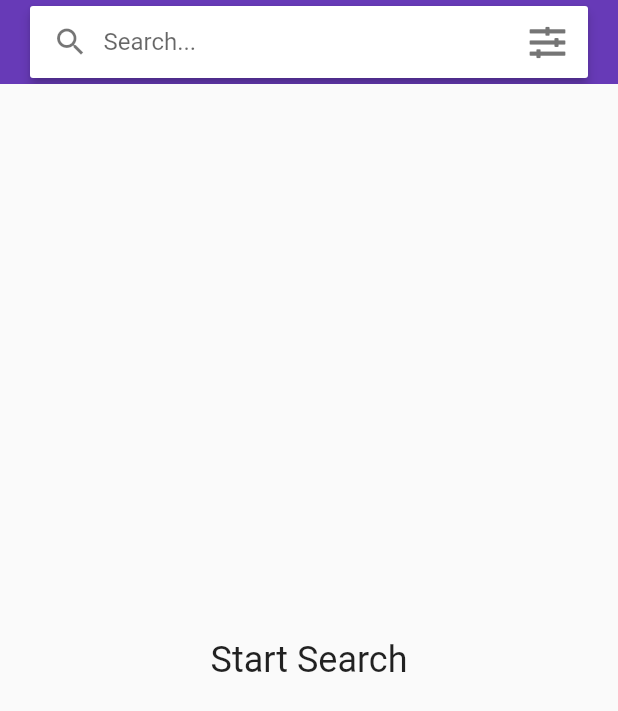
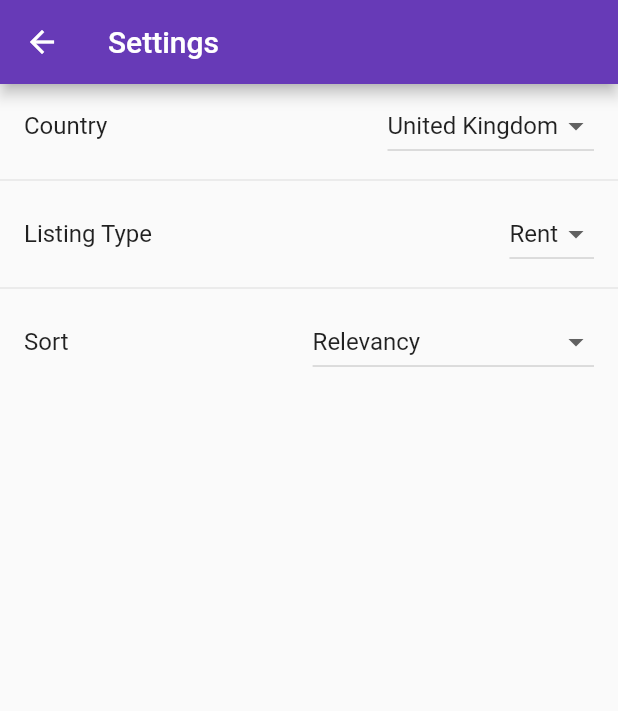
Before and after one commit to fleepgeek/flutter-property-finder, a Flutter app: the screen it shows after launch, after a tap on an icon or button, on a phone screen of 412 x 824 dp. Shown: the top 711 px of the screen. Run offline on Flutter 3.47's test engine with Material 2 defaults, Android fonts, the phone set to English and light mode, and no system bars; our stand-ins replace built_collection, built_value, font_awesome_flutter, shared_preferences; generated files the repository leaves out were written again; network calls fail.

Commit message:
created the settings screen

```diff
--- /dev/null
+++ b/lib/api/property_scoped_model.dart
@@ -0,0 +1,182 @@
+import 'dart:convert';
+import 'package:flutter/material.dart';
+import 'package:flutter_property_finder/models/nestoria.dart';
+import 'package:flutter_property_finder/models/serializers.dart';
+import 'package:scoped_model/scoped_model.dart';
+import 'package:shared_preferences/shared_preferences.dart';
+
+import 'package:http/http.dart' as http;
+
+class PropertyScopedModel extends Model {
+  List<Property> _properties = [];
+  bool _isLoading = false;
+  String _statusText = "Start Search";
+  int _totalResults;
+  int _totalPages;
+  bool _hasMorePages = true;
+  String _placeName;
+  bool _isLoadingMore = false;
+
+  List<Map<String, String>> _listingTypeList = [
+    {"name": "Buy", "value": "buy"},
+    {"name": "Rent", "value": "rent"},
+  ];
+  String _listingType;
+  List<Map<String, String>> _countryList = [
+    {"name": "Brazil", "value": "br"},
+    {"name": "France", "value": "fr"},
+    {"name": "Germany", "value": "de"},
+    {"name": "India", "value": "in"},
+    {"name": "Italy", "value": "it"},
+    {"name": "Mexico", "value": "mx"},
+    {"name": "Spain", "value": "es"},
+    {"name": "United Kingdom", "value": "uk"},
+  ];
+  String _country;
+  List<Map<String, String>> _sortList = [
+    {"name": "Relevancy", "value": "relevancy"},
+    {"name": "Bedroom (Ascending)", "value": "bedroom_lowhigh"},
+    {"name": "Bedroom (Descending)", "value": "bedroom_highlow"},
+    {"name": "Price (Ascending)", "value": "price_lowhigh"},
+    {"name": "Price (Descending)", "value": "price_highlow"},
+    {"name": "Newest", "value": "newest"},
+    {"name": "Oldest", "value": "oldest"},
+    {"name": "Random", "value": "random"},
+    {"name": "Distance", "value": "distance"}
+  ];
+  String _sort;
+
+  List<Property> get properties => _properties;
+  bool get isLoading => _isLoading;
+  String get statusText => _statusText;
+  int get totalResults => _totalResults;
+  int get totalPages => _totalPages;
+  bool get hasMorePages => _hasMorePages;
+  String get placeName => _placeName;
+  bool get isLoadingMore => _isLoadingMore;
+
+  List<Map<String, String>> get listingTypeList => _listingTypeList;
+  String get listingType => _listingType;
+  List<Map<String, String>> get countryList => _countryList;
+  String get country => _country;
+  List<Map<String, String>> get sortList => _sortList;
+  String get sort => _sort;
+
+  int getPropertyCount() => _properties.length;
+
+  void initializeValues() async{
+    SharedPreferences prefs = await SharedPreferences.getInstance();
+    _country = prefs.getString('country') ?? 'uk';
+    _listingType = prefs.getString('listingType') ?? 'rent';
+    _sort = prefs.getString('sort') ?? 'relevancy';
+    notifyListeners();
+  }
+
+  Future<dynamic> _getData(String place, [int page = 1]) async {
+    String topLevelDomain = _country;
+    if(_country == "br"){
+      topLevelDomain = "com.$_country";
+    }else if(_country == "uk"){
+      topLevelDomain = "co.$_country";
+    }
+
+    var uri = Uri.https(
+      "api.nestoria.$topLevelDomain",
+      "/api",
+      {
+        "encoding": "json",
+        "action": "search_listings",
+        "has_photo": "1",
+        "page": page.toString(),
+        "number_of_results": "10",
+        "listing_type": _listingType,
+        "sort": _sort,
+        "place_name": place
+      },
+    );
+
+    var res = await http.get(uri);
+
+    var decodedJson = json.decode(res.body, reviver: (k, v) {
+      if (k == "bathroom_number") {
+        if (v == "") return null;
+        return v;
+      }
+      if (k == "bedroom_number") {
+        if (v == "") return null;
+        return v;
+      }
+      return v;
+    });
+
+    return decodedJson;
+  }
+
+  Future getProperties(String place, [int page = 1]) async {
+    if (page == 1) {
+      _isLoading = true;
+      _properties.clear();
+    } else {
+      _isLoadingMore = true;
+    }
+
+    _placeName = place;
+
+    notifyListeners();
+
+    var responseData = await _getData(place, page);
+
+    Nestoria nestoria =
+        serializers.deserializeWith(Nestoria.serializer, responseData);
+
+    nestoria.response.listings.forEach((property) {
+      _properties.add(property);
+    });
+
+    if (nestoria.response.listings.isEmpty) {
+      _statusText = "Nothing Found";
+    }
+
+    _totalResults = nestoria.response.totalResults;
+    _totalPages = nestoria.response.totalPages;
+
+    if (nestoria.response.page == totalPages) {
+      _hasMorePages = false;
+    }
+
+//    print(nestoria.response.page);
+
+    if (page == 1) {
+      _isLoading = false;
+    } else {
+      _isLoadingMore = false;
+    }
+    notifyListeners();
+  }
+
+  void setCountry(String value) async{
+    _country = value;
+    notifyListeners();
+
+    SharedPreferences prefs = await SharedPreferences.getInstance();
+    prefs.setString('country', _country);
+  }
+
+  void setListingType(String value) async{
+    _listingType = value;
+    notifyListeners();
+    SharedPreferences prefs = await SharedPreferences.getInstance();
+    prefs.setString('listingType', _listingType);
+  }
+
+  void setSort(String value) async{
+    _sort = value;
+    notifyListeners();
+    SharedPreferences prefs = await SharedPreferences.getInstance();
+    prefs.setString('sort', _sort);
+  }
+
+  /// Wraps [ScopedModel.of] for this [Model].
+  static PropertyScopedModel of(BuildContext context) =>
+      ScopedModel.of<PropertyScopedModel>(context);
+}
--- a/lib/main.dart
+++ b/lib/main.dart
@@ -1,6 +1,6 @@
 import 'package:flutter/material.dart';
-import 'package:flutter_property_finder/models/property_scoped_model.dart';
-import 'package:flutter_property_finder/screens/SearchScreen.dart';
+import 'package:flutter_property_finder/api/property_scoped_model.dart';
+import 'package:flutter_property_finder/screens/search_screen.dart';
 import 'package:scoped_model/scoped_model.dart';
 
 void main() => runApp(MyApp());
@@ -10,7 +10,7 @@ class MyApp extends StatelessWidget {
 
   @override
   Widget build(BuildContext context) {
-//    propertyScopedModel.getProperties();
+    propertyScopedModel.initializeValues();
 
     return ScopedModel<PropertyScopedModel>(
       model: propertyScopedModel,
--- a/lib/models/nestoria.dart
+++ b/lib/models/nestoria.dart
@@ -21,11 +21,14 @@ abstract class Response implements Built<Response, ResponseBuilder> {
   @nullable
   BuiltList<Property> get listings;
 
+  @nullable
   @BuiltValueField(wireName: 'total_results')
   int get totalResults;
 
+  @nullable
   int get page;
 
+  @nullable
   @BuiltValueField(wireName: 'total_pages')
   int get totalPages;
 
--- a/lib/models/property_scoped_model.dart
+++ /dev/null
@@ -1,105 +0,0 @@
-import 'dart:convert';
-import 'package:flutter/material.dart';
-import 'package:flutter_property_finder/models/nestoria.dart';
-import 'package:flutter_property_finder/models/serializers.dart';
-import 'package:scoped_model/scoped_model.dart';
-
-import 'package:http/http.dart' as http;
-
-class PropertyScopedModel extends Model{
-  List<Property> _properties = [];
-  bool _isLoading = false;
-  String _statusText = "Start Search";
-  int _totalResults;
-  int _totalPages;
-  bool _hasMorePages = true;
-  String _placeName;
-  bool _isLoadingMore = false;
-
-  List<Property> get properties => _properties;
-  bool get isLoading => _isLoading;
-  String get statusText => _statusText;
-  int get totalResults => _totalResults;
-  int get totalPages => _totalPages;
-  bool get hasMorePages => _hasMorePages;
-  String get placeName => _placeName;
-  bool get isLoadingMore => _isLoadingMore;
-
-  int getPropertyCount() => _properties.length;
-
-  Future<dynamic> _getData(String place, [int page = 1]) async{
-    var uri = Uri.https(
-      "api.nestoria.co.uk",
-      "/api",
-      {
-        "encoding": "json",
-        "action": "search_listings",
-        "has_photo": "1",
-        "page": page.toString(),
-        "number_of_results": "10",
-        "place_name": place.isNotEmpty ? place : "brighton"
-      },
-    );
-
-    var res = await http.get(uri);
-
-    var decodedJson = json.decode(res.body, reviver: (k, v){
-      if(k == "bathroom_number"){
-        if(v == "") return null;
-        return v;
-      }
-      if(k == "bedroom_number"){
-        if(v == "") return null;
-        return v;
-      }
-      return v;
-    });
-
-    return decodedJson;
-  }
-
-  Future getProperties(String place, [int page = 1]) async{
-    if(page == 1){
-      _isLoading = true;
-      _properties.clear();
-    }else {
-      _isLoadingMore = true;
-    }
-
-    _placeName = place;
-
-    notifyListeners();
-
-    var responseData = await _getData(place, page);
-
-    Nestoria nestoria = serializers.deserializeWith(Nestoria.serializer, responseData);
-
-    nestoria.response.listings.forEach((property) {
-      _properties.add(property);
-    });
-
-    if(nestoria.response.listings.isEmpty){
-      _statusText = "Nothing Found";
-    }
-
-    _totalResults = nestoria.response.totalResults;
-    _totalPages = nestoria.response.totalPages;
-
-    if(nestoria.response.page == totalPages){
-      _hasMorePages = false;
-    }
-
-//    print(nestoria.response.page);
-
-    if(page == 1){
-      _isLoading = false;
-    }else {
-      _isLoadingMore = false;
-    }
-    notifyListeners();
-  }
-
-  /// Wraps [ScopedModel.of] for this [Model].
-  static PropertyScopedModel of(BuildContext context) =>
-      ScopedModel.of<PropertyScopedModel>(context);
-}
--- a/lib/screens/SearchScreen.dart
+++ b/lib/screens/search_screen.dart
@@ -1,5 +1,5 @@
 import 'package:flutter/material.dart';
-import 'package:flutter_property_finder/models/property_scoped_model.dart';
+import 'package:flutter_property_finder/api/property_scoped_model.dart';
 import 'package:flutter_property_finder/screens/detail_screen.dart';
 import 'package:flutter_property_finder/ui_widgets/property_item.dart';
 import 'package:flutter_property_finder/ui_widgets/search.dart';
@@ -74,7 +74,7 @@ class SearchScreenState extends State<SearchScreen> {
                           delegate: SliverChildBuilderDelegate(
                             (context, index) {
 //                              print("Index: $index");
-                              if (index == model.getPropertyCount()) {
+                              if (index == model.getPropertyCount() + 1) {
                                 if (model.hasMorePages) {
                                   return Padding(
                                     padding: const EdgeInsets.symmetric(
@@ -83,6 +83,7 @@ class SearchScreenState extends State<SearchScreen> {
                                         child: CircularProgressIndicator()),
                                   );
                                 }
+                                return Container();
                               } else if (index == 0) {
                                 return Container(
                                   padding: const EdgeInsets.all(16),
@@ -124,7 +125,7 @@ class SearchScreenState extends State<SearchScreen> {
                                 );
                               }
                             },
-                            childCount: model.getPropertyCount() + 1,
+                            childCount: model.getPropertyCount() + 2,
                           ),
                         )
             ],
--- /dev/null
+++ b/lib/screens/settings_screen.dart
@@ -0,0 +1,50 @@
+import 'package:flutter/material.dart';
+import 'package:flutter_property_finder/api/property_scoped_model.dart';
+import 'package:flutter_property_finder/ui_widgets/dropdown_button.dart';
+import 'package:scoped_model/scoped_model.dart';
+
+class SettingsScreen extends StatelessWidget {
+  @override
+  Widget build(BuildContext context) {
+    return ScopedModelDescendant<PropertyScopedModel>(
+      builder: (context, child, model) => Scaffold(
+        appBar: AppBar(
+          title: Text("Settings"),
+        ),
+        body: ListView(
+          children: <Widget>[
+            ListTile(
+              title: Text("Country"),
+//              subtitle: Text(model.country),
+              trailing: CustomDropdownButton(
+                value: model.country,
+                items: model.countryList,
+                onChanged: model.setCountry,
+              ),
+            ),
+            Divider(),
+            ListTile(
+              title: Text("Listing Type"),
+//              subtitle: Text(model.listingType),
+              trailing: CustomDropdownButton(
+                value: model.listingType,
+                items: model.listingTypeList,
+                onChanged: model.setListingType,
+              ),
+            ),
+            Divider(),
+            ListTile(
+              title: Text("Sort"),
+//              subtitle: Text(model.sort),
+              trailing: CustomDropdownButton(
+                value: model.sort,
+                items: model.sortList,
+                onChanged: model.setSort,
+              ),
+            ),
+          ],
+        ),
+      ),
+    );
+  }
+}
--- /dev/null
+++ b/lib/ui_widgets/dropdown_button.dart
@@ -0,0 +1,28 @@
+import 'package:flutter/material.dart';
+
+class CustomDropdownButton extends StatelessWidget {
+  final List<Map<String, String>> items;
+  final String value;
+  final onChanged;
+
+  const CustomDropdownButton({Key key, this.items, this.value, this.onChanged})
+      : super(key: key);
+
+  @override
+  Widget build(BuildContext context) {
+    return DropdownButton(
+      value: value,
+      items: items
+          .map(
+            (Map i) => DropdownMenuItem(
+          value: i["value"].toString(),
+          child: Text(i["name"]),
+        ),
+      )
+          .toList(),
+      onChanged: (String v) {
+        onChanged(v);
+      },
+    );
+  }
+}
--- a/lib/ui_widgets/search.dart
+++ b/lib/ui_widgets/search.dart
@@ -1,4 +1,5 @@
 import 'package:flutter/material.dart';
+import 'package:flutter_property_finder/screens/settings_screen.dart';
 import 'package:font_awesome_flutter/font_awesome_flutter.dart';
 
 class SearchWidget extends StatelessWidget {
@@ -23,9 +24,7 @@ class SearchWidget extends StatelessWidget {
                 Icons.search,
                 color: Colors.black54,
               ),
-              onTap: () {
-
-              },
+              onTap: () {},
             ),
             SizedBox(
               width: 10.0,
@@ -35,12 +34,17 @@ class SearchWidget extends StatelessWidget {
                 decoration: InputDecoration(
                     border: InputBorder.none, hintText: "Search..."),
                 onSubmitted: (String place) {
-                  performSearch(place);
+                  if (place.isNotEmpty) {
+                    performSearch(place);
+                  }
                 },
               ),
             ),
             InkWell(
-              onTap: () {},
+              onTap: () {
+                Navigator.of(context).push(
+                    MaterialPageRoute(builder: (context) => SettingsScreen()));
+              },
               child: Icon(
                 FontAwesomeIcons.slidersH,
                 color: Colors.black54,
--- a/pubspec.yaml
+++ b/pubspec.yaml
@@ -28,6 +28,7 @@ dependencies:
 
   font_awesome_flutter: ^8.2.0
   url_launcher: ^4.0.1
+  shared_preferences: ^0.4.3
 
 dev_dependencies:
 #  flutter_test:
```
Also changed, not shown: lib/models/nestoria.g.dart.
